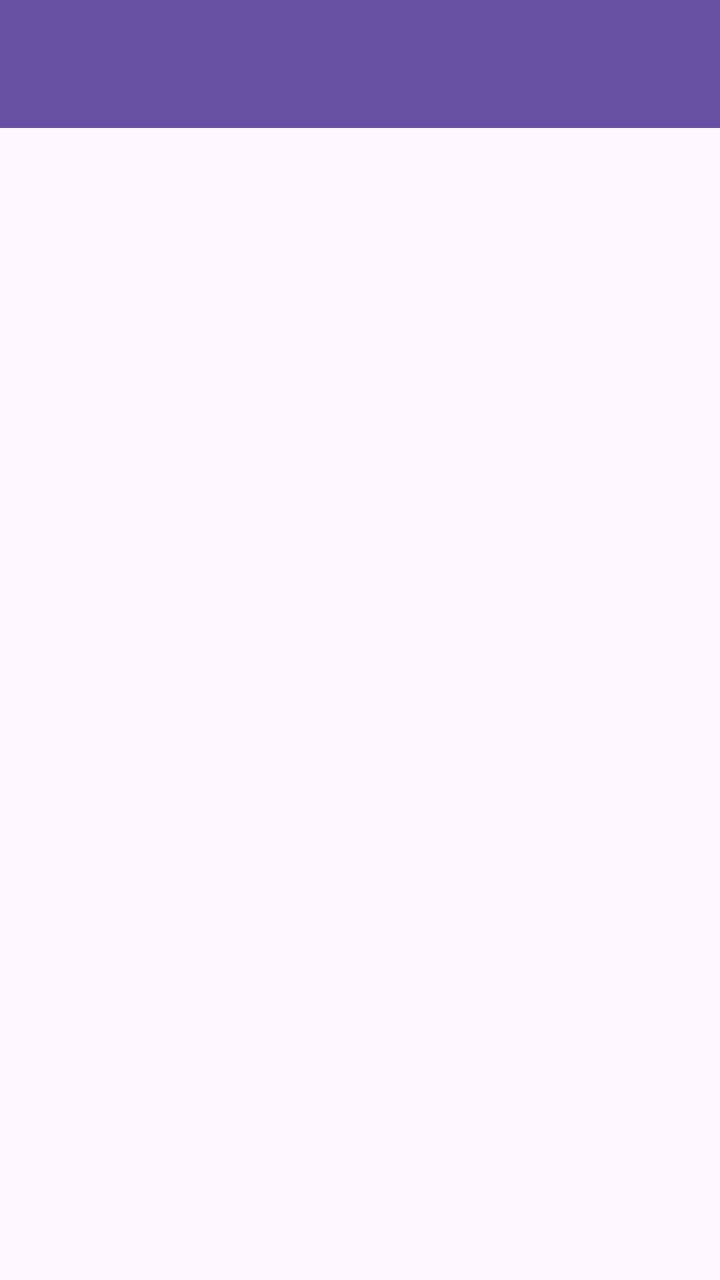
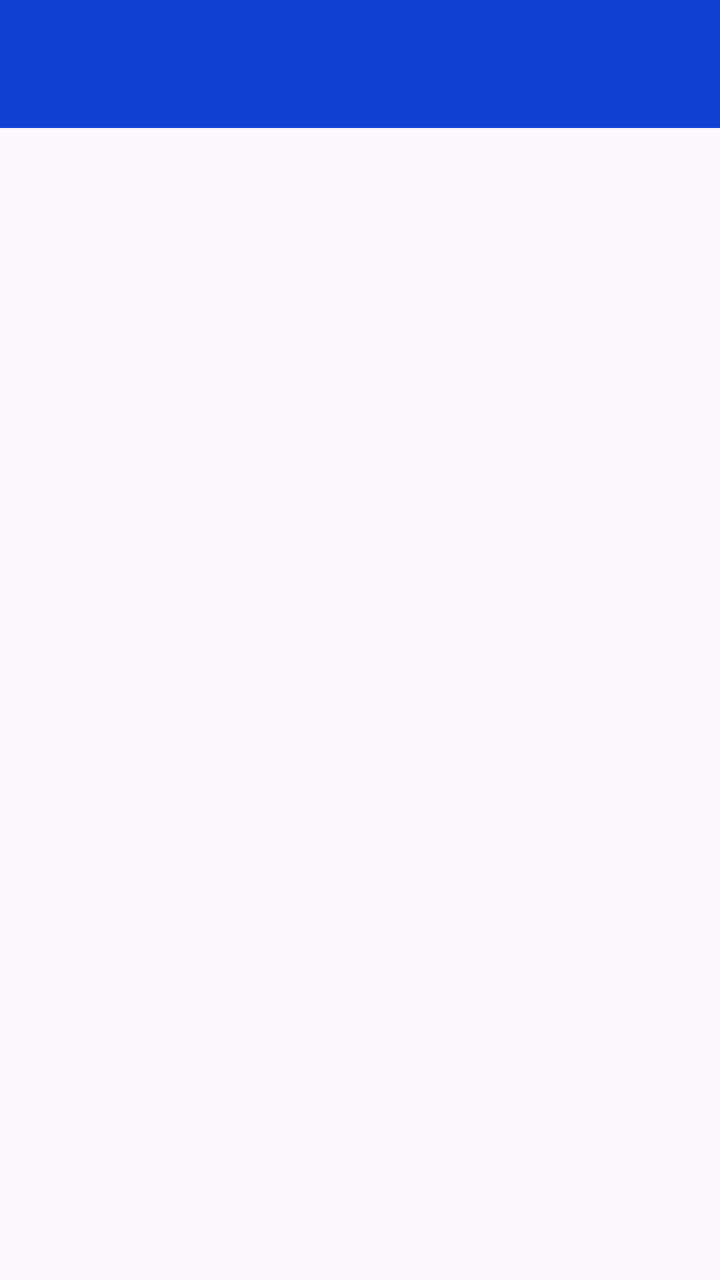

An Android layout rendered at two revisions. The XML below is the earlier revision; the diff shows what the commit changed to produce the second picture.
<!-- AndroidManifest.xml: application theme Theme.YamooWikiProject -->
<!-- res/layout/fragment_home.xml -->
<?xml version="1.0" encoding="utf-8"?>
<androidx.constraintlayout.widget.ConstraintLayout xmlns:android="http://schemas.android.com/apk/res/android"
    xmlns:app="http://schemas.android.com/apk/res-auto"
    xmlns:tools="http://schemas.android.com/tools"
    android:layout_width="match_parent"
    android:layout_height="match_parent"
    tools:context=".ui.home.HomeFragment">

    <com.google.android.material.appbar.MaterialToolbar
        android:id="@+id/materialToolbar"
        android:layout_width="match_parent"
        android:layout_height="wrap_content"
        android:background="?attr/colorPrimary"
        android:minHeight="?attr/actionBarSize"
        android:theme="?attr/actionBarTheme"
        app:layout_constraintEnd_toEndOf="parent"
        app:layout_constraintStart_toStartOf="parent"
        app:layout_constraintBottom_toTopOf="@id/recyclerView"
        app:layout_constraintTop_toTopOf="parent" />

    <androidx.recyclerview.widget.RecyclerView
        android:id="@+id/recyclerView"
        android:layout_width="match_parent"
        android:layout_height="0dp"
        app:layout_constraintTop_toBottomOf="@id/materialToolbar"
        app:layout_constraintRight_toRightOf="parent"
        app:layout_constraintBottom_toBottomOf="parent"
        app:layout_constraintLeft_toLeftOf="parent"/>

</androidx.constraintlayout.widget.ConstraintLayout>
<!-- resources referenced by this layout -->
<resources>
  <style name="Theme.YamooWikiProject" parent="Base.Theme.YamooWikiProject" />
  <style name="Base.Theme.YamooWikiProject" parent="Theme.Material3.DayNight.NoActionBar">
          
          
  
  
  
  
  
  
          <item name="android:statusBarColor">@color/white</item>
          <item name="android:windowLightStatusBar">true</item>
  
      </style>
  <color name="white">#FFFFFFFF</color>
</resources>

<!-- the commit's change to res/layout/fragment_home.xml (unified diff, before → after) -->
@@ -22,9 +22,9 @@
         android:id="@+id/recyclerView"
         android:layout_width="match_parent"
         android:layout_height="0dp"
-        app:layout_constraintTop_toBottomOf="@id/materialToolbar"
+        app:layout_constraintBottom_toBottomOf="parent"
+        app:layout_constraintLeft_toLeftOf="parent"
         app:layout_constraintRight_toRightOf="parent"
-        app:layout_constraintBottom_toBottomOf="parent"
-        app:layout_constraintLeft_toLeftOf="parent"/>
+        app:layout_constraintTop_toBottomOf="@id/materialToolbar" />
 
 </androidx.constraintlayout.widget.ConstraintLayout>
<!-- resource entries referenced after the edit -->
@@ -3,17 +3,14 @@
   <style name="Theme.YamooWikiProject" parent="Base.Theme.YamooWikiProject" />
   <style name="Base.Theme.YamooWikiProject" parent="Theme.Material3.DayNight.NoActionBar">
           
-          
-  
-  
-  
+          <item name="colorPrimary">@color/blue</item>
   
   
   
           <item name="android:statusBarColor">@color/white</item>
           <item name="android:windowLightStatusBar">true</item>
-  
       </style>
+  <color name="blue">#1041D3</color>
   <color name="white">#FFFFFFFF</color>
 </resources>
 
